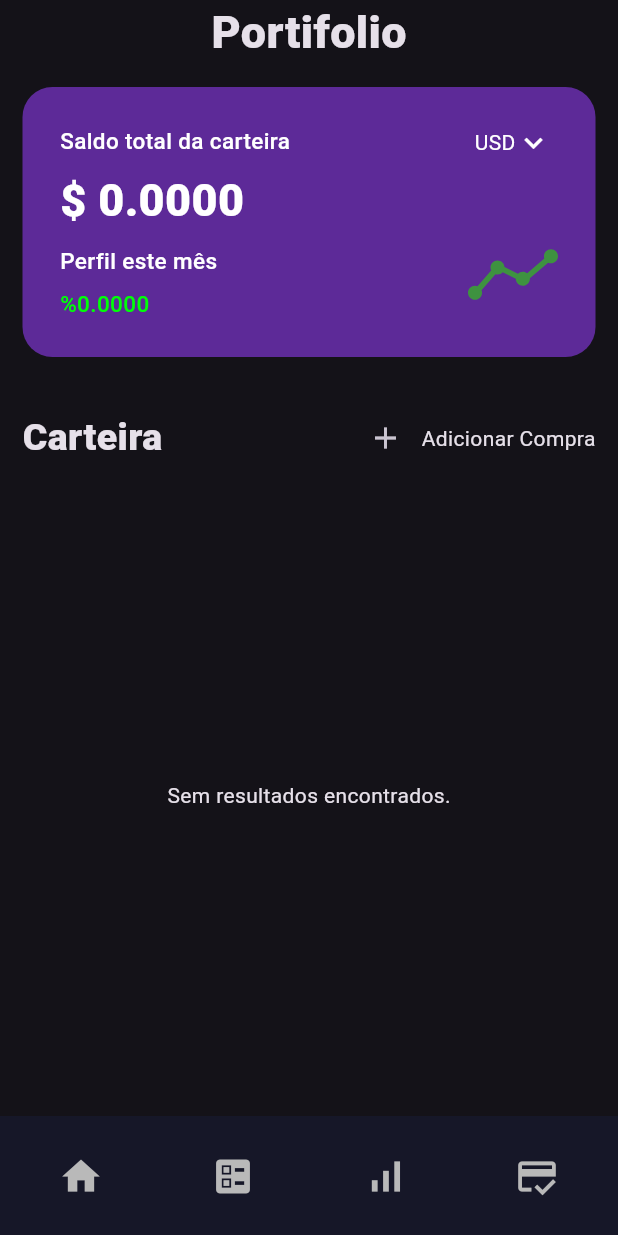
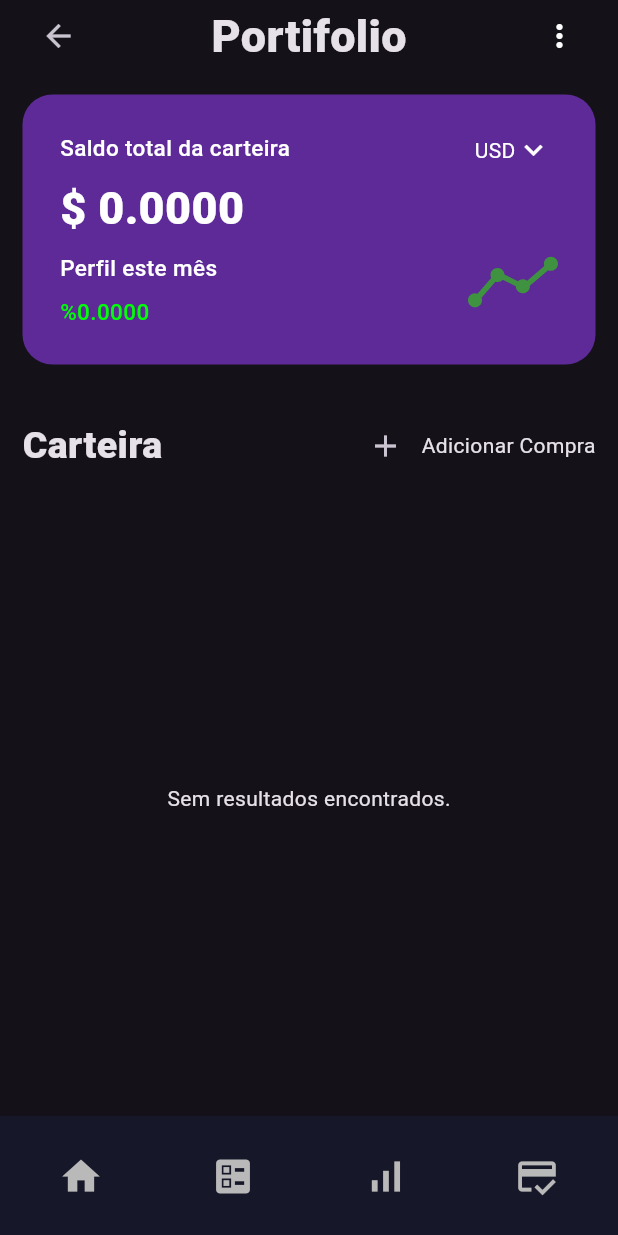
Before and after one commit to rafael-a-s/clean_arquiteture, a Flutter app: the PortifolioPage widget shown alone on an empty page, opened directly with empty values, on a phone screen of 412 x 824 dp. Run offline on Flutter 3.47's test engine with Material 2 defaults, Android fonts, the phone set to English and light mode, and no system bars; our stand-ins replace dartz, dio, equatable, fl_chart, flutter_dotenv, flutter_modular and 6 more; missing offline and left inert: dart:ffi; network calls fail.

Commit message:
feat: add menu more and btn back

```diff
--- a/lib/features/presenter/modules/portifolio/pages/portifolio_page.dart
+++ b/lib/features/presenter/modules/portifolio/pages/portifolio_page.dart
@@ -5,6 +5,8 @@ import 'package:my_app/features/presenter/modules/portifolio/controller/portifol
 import 'package:my_app/features/presenter/modules/portifolio/widget/card-portifolio/card_portifolio.dart';
 import 'package:my_app/features/presenter/modules/portifolio/widget/list-portifolio/list_card.dart';
 import 'package:my_app/features/presenter/root.dart';
+
+enum ActionItems { Editar, Apagar, Ajuda }
 
 class PortifolioPage extends StatefulWidget {
   Portifolio portifolio;
@@ -23,20 +25,6 @@ class _PortifolioPage extends State<PortifolioPage> {
   bool _isLoading = false;
   double total = 0.0;
 
-  Future<void> _fetchPortifolios() async {
-    _isLoading = true;
-    final result = await controller.getAllPortifolio();
-    setState(() {
-      _isLoading = false;
-    });
-  }
-
-  @override
-  void initState() {
-    super.initState();
-    //_fetchPortifolios();
-  }
-
   @override
   Widget build(BuildContext context) {
     return Container(
@@ -48,12 +36,36 @@ class _PortifolioPage extends State<PortifolioPage> {
       height: double.maxFinite,
       child: Column(
         children: [
+          Row(
+            mainAxisAlignment: MainAxisAlignment.spaceBetween,
+            children: <Widget>[
+              IconButton(
+                icon: const Icon(Icons.arrow_back),
+                onPressed: () => Modular.to.navigate('/home/'),
+              ),
               const Text(
                 'Portifolio',
                 style: TextStyle(
                   fontWeight: FontWeight.w800,
                   fontSize: 30,
                 ),
+              ),
+              PopupMenuButton(
+                color: const Color(RootStyle.secondColor),
+                icon: const Icon(
+                  Icons.more_vert,
+                  color: Color(RootStyle.ptColor),
+                ),
+                itemBuilder: (context) => List.generate(
+                  3,
+                  (index) => PopupMenuItem(
+                    child: Text(
+                      ActionItems.values[index].name,
+                    ),
+                  ),
+                ),
+              ),
+            ],
           ),
           const SizedBox(
             height: 15,
```
Lines whose indentation alone changed are shown as unchanged.
